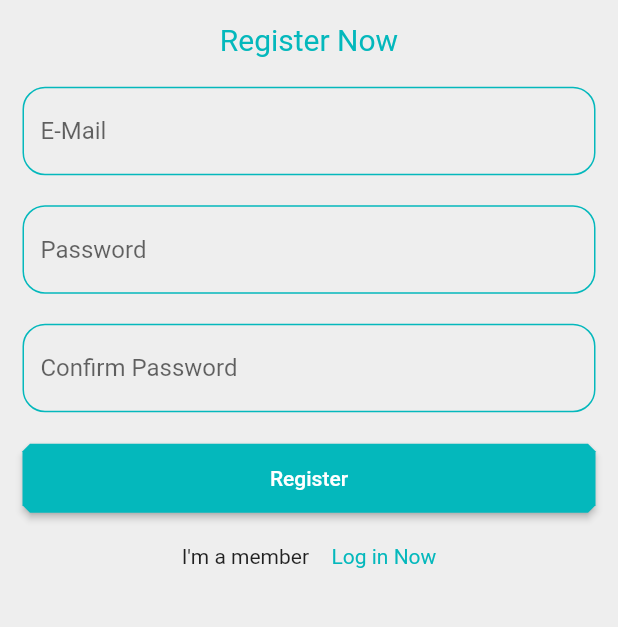
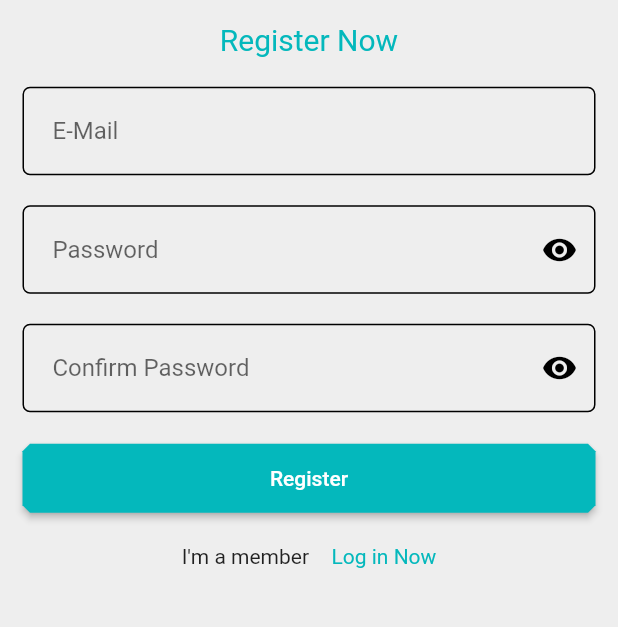
Before and after one commit to hassanarafa/Social-Media-App, a Flutter app: the screen it shows after launch, after a tap on "Submit", after a tap on "Register Now", on a phone screen of 412 x 824 dp, the part 484-1111 px from its top. Run offline on Flutter 3.47's test engine with Material 2 defaults, Android fonts, the phone set to English and light mode, and no system bars; our stand-ins replace firebase_auth, firebase_core, google_fonts; accounts and stored records are empty.

Commit message:
add firebase to login and registration form

```diff
--- a/lib/pages/LoginPage.dart
+++ b/lib/pages/LoginPage.dart
@@ -1,3 +1,4 @@
+import 'package:firebase_auth/firebase_auth.dart';
 import 'package:flutter/material.dart';
 import 'package:flutter/services.dart';
 import 'package:google_fonts/google_fonts.dart';
@@ -5,6 +6,7 @@ import 'package:google_fonts/google_fonts.dart';
 import '../constants.dart';
 import '../widgets/custom_button.dart';
 import '../widgets/custom_text_form_field.dart';
+import 'homepage.dart';
 import 'registerpage.dart';
 
 class LgoinPage extends StatefulWidget {
@@ -15,8 +17,9 @@ class LgoinPage extends StatefulWidget {
 }
 
 class _LgoinPageState extends State<LgoinPage> {
-  final formKey = GlobalKey<FormState>();
-
+  GlobalKey<FormState> formKey = GlobalKey();
+  String? email, password;
+  bool x = true;
   @override
   Widget build(BuildContext context) {
     return Scaffold(
@@ -54,14 +57,62 @@ class _LgoinPageState extends State<LgoinPage> {
                       style: TextStyle(color: secondaryColor, fontSize: 20),
                     ),
                     const SizedBox(height: 20),
-                    const Customtextformfield(hinttext: "E-Mail"),
+                    Customtextformfield(
+                      x: false,
+                      hinttext: "E-Mail",
+                      onChanged: (data) {
+                        email = data;
+                      },
+                    ),
                     const SizedBox(height: 20),
-                    const Customtextformfield(hinttext: "Password"),
+                    Customtextformfield(
+                      x: x,
+                      suffixicon: IconButton(
+                          onPressed: () {
+                            setState(() {
+                              x = !x;
+                            });
+                          },
+                          icon: const Icon(
+                            Icons.visibility,
+                          )),
+                      hinttext: "Password",
+                      onChanged: (data) {
+                        password = data;
+                      },
+                    ),
                     const SizedBox(height: 20),
                     Custombutton(
-                        onPressed: () {
+                        onPressed: () async {
                           if (formKey.currentState!.validate()) {
-                            Navigator.pop(context);
+                            try {
+                              await FirebaseAuth.instance
+                                  .signInWithEmailAndPassword(
+                                      email: email!, password: password!);
+                              Navigator.push(
+                                  context,
+                                  MaterialPageRoute(
+                                    builder: (context) => Homepage(),
+                                  ));
+                            } on FirebaseAuthException catch (e) {
+                              if (e.code == 'user-not-found') {
+                                ScaffoldMessenger.of(context).showSnackBar(
+                                    const SnackBar(
+                                        content: Text(
+                                            'No user found for that email.')));
+                                print('No user found for that email.');
+                              } else if (e.code == 'wrong-password') {
+                                ScaffoldMessenger.of(context).showSnackBar(
+                                    const SnackBar(
+                                        content: Text(
+                                            'Wrong password provided for that user.')));
+                                print('Wrong password provided for that user.');
+                              } else {
+                                ScaffoldMessenger.of(context).showSnackBar(
+                                    const SnackBar(content: Text('Error')));
+                                print(e);
+                              }
+                            }
                           }
                         },
                         textbutton: "Submit"),
--- a/lib/pages/registerpage.dart
+++ b/lib/pages/registerpage.dart
@@ -1,3 +1,4 @@
+import 'package:firebase_auth/firebase_auth.dart';
 import 'package:flutter/material.dart';
 import 'package:flutter/services.dart';
 
@@ -5,6 +6,7 @@ import '../constants.dart';
 import '../widgets/custom_button.dart';
 import '../widgets/custom_text_form_field.dart';
 import 'LoginPage.dart';
+import 'homepage.dart';
 
 class Registerpage extends StatefulWidget {
   const Registerpage({super.key});
@@ -14,10 +16,9 @@ class Registerpage extends StatefulWidget {
 }
 
 class _RegisterpageState extends State<Registerpage> {
-  TextEditingController? emailController;
-  TextEditingController? passwordController;
-  final formKey = GlobalKey<FormState>();
-
+  String? email, password1, password2;
+  GlobalKey<FormState> formKey = GlobalKey();
+  bool x = true, y = true;
   @override
   Widget build(BuildContext context) {
     return Scaffold(
@@ -29,14 +30,14 @@ class _RegisterpageState extends State<Registerpage> {
             statusBarIconBrightness: Brightness.dark,
             statusBarColor: backgroundColor),
       ),
-      body: Form(
-        key: formKey,
-        child: SizedBox(
-          width: double.infinity,
-          child: Padding(
-            padding: const EdgeInsets.all(15),
-            child: Center(
-              child: SingleChildScrollView(
+      body: SizedBox(
+        width: double.infinity,
+        child: Padding(
+          padding: const EdgeInsets.all(15),
+          child: Center(
+            child: SingleChildScrollView(
+              child: Form(
+                key: formKey,
                 child: Column(
                   children: [
                     Image.asset(
@@ -51,18 +52,84 @@ class _RegisterpageState extends State<Registerpage> {
                     ),
                     const SizedBox(height: 20),
                     Customtextformfield(
-                        customcontroller: emailController, hinttext: "E-Mail"),
+                      x: false,
+                      hinttext: "E-Mail",
+                      onChanged: (data) {
+                        email = data;
+                      },
+                    ),
                     const SizedBox(height: 20),
                     Customtextformfield(
-                        customcontroller: passwordController,
-                        hinttext: "Password"),
+                      x: x,
+                      suffixicon: IconButton(
+                          onPressed: () {
+                            setState(() {
+                              x = !x;
+                            });
+                          },
+                          icon: const Icon(
+                            Icons.visibility,
+                          )),
+                      hinttext: "Password",
+                      onChanged: (data) {
+                        password1 = data;
+                      },
+                    ),
                     const SizedBox(height: 20),
-                    const Customtextformfield(hinttext: "Confirm Password"),
+                    Customtextformfield(
+                        x: y,
+                        suffixicon: IconButton(
+                            onPressed: () {
+                              setState(() {
+                                y = !y;
+                              });
+                            },
+                            icon: const Icon(
+                              Icons.visibility,
+                            )),
+                        onChanged: (data) {
+                          password2 = data;
+                        },
+                        hinttext: "Confirm Password"),
                     const SizedBox(height: 20),
                     Custombutton(
-                        onPressed: () {
-                          if (formKey.currentState!.validate()) {
-                            Navigator.pop(context);
+                        onPressed: () async {
+                          if (password1 != password2) {
+                            ScaffoldMessenger.of(context).showSnackBar(
+                                const SnackBar(
+                                    content: Text(
+                                        'passwords in two fields are not equal')));
+                          } else if (formKey.currentState!.validate()) {
+                            try {
+                              await FirebaseAuth.instance
+                                  .createUserWithEmailAndPassword(
+                                email: email!,
+                                password: password1!,
+                              );
+                              Navigator.push(
+                                  context,
+                                  MaterialPageRoute(
+                                    builder: (context) => Homepage(),
+                                  ));
+                            } on FirebaseAuthException catch (e) {
+                              if (e.code == 'user-not-found') {
+                                ScaffoldMessenger.of(context).showSnackBar(
+                                    const SnackBar(
+                                        content: Text(
+                                            'No user found for that email.')));
+                                print('No user found for that email.');
+                              } else if (e.code == 'wrong-password') {
+                                ScaffoldMessenger.of(context).showSnackBar(
+                                    const SnackBar(
+                                        content: Text(
+                                            'Wrong password provided for that user.')));
+                                print('Wrong password provided for that user.');
+                              } else {
+                                ScaffoldMessenger.of(context).showSnackBar(
+                                    const SnackBar(content: Text('Error')));
+                                print(e);
+                              }
+                            }
                           }
                         },
                         textbutton: "Register"),
--- a/lib/widgets/custom_text_form_field.dart
+++ b/lib/widgets/custom_text_form_field.dart
@@ -3,35 +3,46 @@ import 'package:flutter/material.dart';
 import '../constants.dart';
 
 class Customtextformfield extends StatelessWidget {
-  const Customtextformfield({this.customcontroller, this.hinttext, super.key});
-
+  const Customtextformfield(
+      {required this.x,
+      this.suffixicon,
+      this.onChanged,
+      this.hinttext,
+      super.key});
+  final bool? x;
   final String? hinttext;
-  final TextEditingController? customcontroller;
-
+  final void Function(String)? onChanged;
+  final IconButton? suffixicon;
   @override
   Widget build(BuildContext context) {
     return TextFormField(
+        obscureText: x!,
+        obscuringCharacter: '*',
         validator: (value) {
           if (value == null || value.isEmpty) {
             return 'this field is required';
           }
           return null;
         },
-        controller: customcontroller,
+        cursorColor: secondaryColor,
+        onChanged: onChanged,
         decoration: InputDecoration(
+          suffixIcon: suffixicon,
+          suffixIconColor: Colors.black,
+          contentPadding: const EdgeInsets.all(20),
           hintText: hinttext,
           enabledBorder: OutlineInputBorder(
+              borderSide: const BorderSide(color: Colors.black),
+              borderRadius: BorderRadius.circular(5)),
+          focusedBorder: OutlineInputBorder(
               borderSide: BorderSide(color: secondaryColor),
-              borderRadius: BorderRadius.circular(15)),
-          focusedBorder: OutlineInputBorder(
-              borderSide: const BorderSide(color: Colors.blue),
-              borderRadius: BorderRadius.circular(15)),
+              borderRadius: BorderRadius.circular(5)),
           errorBorder: OutlineInputBorder(
               borderSide: const BorderSide(color: Colors.red),
-              borderRadius: BorderRadius.circular(15)),
+              borderRadius: BorderRadius.circular(5)),
           focusedErrorBorder: OutlineInputBorder(
               borderSide: const BorderSide(color: Colors.red),
-              borderRadius: BorderRadius.circular(15)),
+              borderRadius: BorderRadius.circular(5)),
         ));
   }
 }
```
Also changed, not shown: lib/pages/homepage.dart (added, +19 -0 lines).
